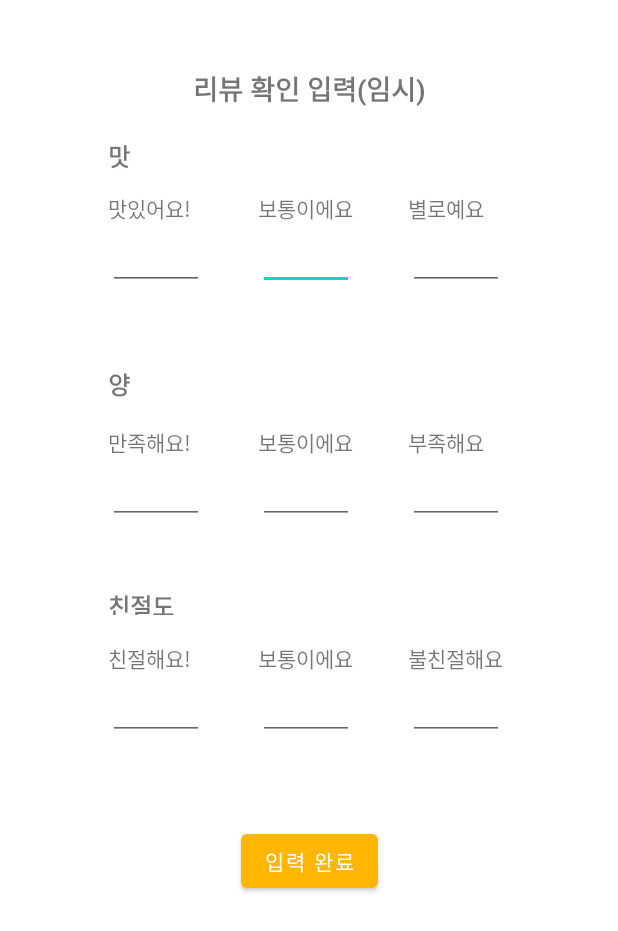
After one commit to Capstone-FoodDeuk/Fooddeuk-Android, an Android app: the InputReviewActivity screen opened directly, with no data from a screen before it, on a phone screen of 412 x 824 dp. The commit adds this screen. Shown: the top 931 px of the screen. Run offline under Robolectric (Android 15) with nearby library versions, the phone set to English and light mode, and no system bars.

Commit message:
리뷰 확인 초기 세팅

```diff
--- a/app/src/main/AndroidManifest.xml
+++ b/app/src/main/AndroidManifest.xml
@@ -14,7 +14,9 @@
         android:roundIcon="@mipmap/ic_launcher_round"
         android:supportsRtl="true"
         android:theme="@style/Theme.Fooddeukandroid">
-        <activity android:name=".detail.TruckDetailActivity"></activity>
+        <activity android:name=".review.CheckReviewActivity"></activity>
+        <activity android:name=".review.InputReviewActivity" />
+        <activity android:name=".detail.TruckDetailActivity" />
         <activity android:name=".map.MapActivity" />
         <activity android:name=".login.LoginActivity" />
         <activity android:name=".login.UserTypeSelectActivity" />
--- a/app/src/main/java/com/seoultech/fooddeuk/MainActivity.kt
+++ b/app/src/main/java/com/seoultech/fooddeuk/MainActivity.kt
@@ -8,6 +8,7 @@ import com.seoultech.fooddeuk.detail.TruckDetailActivity
 import com.seoultech.fooddeuk.intro.IntroCEOActivity
 import com.seoultech.fooddeuk.intro.IntroCustomerActivity
 import com.seoultech.fooddeuk.map.MapActivity
+import com.seoultech.fooddeuk.review.InputReviewActivity
 import com.seoultech.fooddeuk.review.InputStoreActivity
 
 class MainActivity : AppCompatActivity() {
@@ -32,7 +33,7 @@ class MainActivity : AppCompatActivity() {
             val intent = Intent(this, IntroCEOActivity::class.java)
             startActivity(intent)
         }
-        binding.tmpReview.setOnClickListener {
+        binding.tmpWriteReview.setOnClickListener {
             val intent = Intent(this, InputStoreActivity::class.java)
             startActivity(intent)
         }
@@ -44,5 +45,9 @@ class MainActivity : AppCompatActivity() {
             val intent = Intent(this, TruckDetailActivity::class.java)
             startActivity(intent)
         }
+        binding.tmpCheckReview.setOnClickListener {
+            val intent = Intent(this, InputReviewActivity::class.java)
+            startActivity(intent)
+        }
     }
 }
--- /dev/null
+++ b/app/src/main/java/com/seoultech/fooddeuk/review/CheckReviewActivity.kt
@@ -0,0 +1,34 @@
+package com.seoultech.fooddeuk.review
+
+import androidx.appcompat.app.AppCompatActivity
+import android.os.Bundle
+import com.seoultech.fooddeuk.R
+import com.seoultech.fooddeuk.databinding.ActivityCheckReviewBinding
+
+class CheckReviewActivity : AppCompatActivity() {
+
+    private lateinit var binding: ActivityCheckReviewBinding
+
+    override fun onCreate(savedInstanceState: Bundle?) {
+        super.onCreate(savedInstanceState)
+        setContentView(R.layout.activity_main)
+        binding = ActivityCheckReviewBinding.inflate(layoutInflater)
+        val view = binding.root
+        setContentView(view)
+
+        val intent = intent
+        val tasteGood = intent.getStringExtra("tasteGood")
+        val tasteSoSo = intent.getStringExtra("tasteSoSo")
+        val tasteBad = intent.getStringExtra("tasteBad")
+        val amountGood = intent.getStringExtra("amountGood")
+        val amountSoSo = intent.getStringExtra("amountSoSo")
+        val amountBad = intent.getStringExtra("amountBad")
+        val kindGood = intent.getStringExtra("kindGood")
+        val kindSoSo = intent.getStringExtra("kindSoSo")
+        val kindBad = intent.getStringExtra("kindBad")
+
+        //TODO:퍼센티지 가져오기
+
+
+    }
+}
--- /dev/null
+++ b/app/src/main/java/com/seoultech/fooddeuk/review/InputReviewActivity.kt
@@ -0,0 +1,35 @@
+package com.seoultech.fooddeuk.review
+
+import android.content.Intent
+import androidx.appcompat.app.AppCompatActivity
+import android.os.Bundle
+import android.util.Log
+import com.seoultech.fooddeuk.R
+import com.seoultech.fooddeuk.databinding.ActivityInputReviewBinding
+
+class InputReviewActivity : AppCompatActivity() {
+
+    private lateinit var binding: ActivityInputReviewBinding
+
+    override fun onCreate(savedInstanceState: Bundle?) {
+        super.onCreate(savedInstanceState)
+        setContentView(R.layout.activity_main)
+        binding = ActivityInputReviewBinding.inflate(layoutInflater)
+        val view = binding.root
+        setContentView(view)
+
+        binding.btnInputOk.setOnClickListener {
+            val intent = Intent(this, CheckReviewActivity::class.java)
+            intent.putExtra("tasteGood", binding.etTasteGood.text)
+            intent.putExtra("tasteSoSo", binding.etTasteGood.text)
+            intent.putExtra("tasteBad", binding.etTasteGood.text)
+            intent.putExtra("amountGood", binding.etTasteGood.text)
+            intent.putExtra("amountSoSo", binding.etTasteGood.text)
+            intent.putExtra("amountBad", binding.etTasteGood.text)
+            intent.putExtra("kindGood", binding.etTasteGood.text)
+            intent.putExtra("kindSoSo", binding.etTasteGood.text)
+            intent.putExtra("kindBad", binding.etTasteGood.text)
+            startActivity(intent)
+        }
+    }
+}
--- /dev/null
+++ b/app/src/main/res/layout/activity_check_review.xml
@@ -0,0 +1,9 @@
+<?xml version="1.0" encoding="utf-8"?>
+<androidx.constraintlayout.widget.ConstraintLayout xmlns:android="http://schemas.android.com/apk/res/android"
+    xmlns:app="http://schemas.android.com/apk/res-auto"
+    xmlns:tools="http://schemas.android.com/tools"
+    android:layout_width="match_parent"
+    android:layout_height="match_parent"
+    tools:context=".review.CheckReviewActivity">
+
+</androidx.constraintlayout.widget.ConstraintLayout>
--- /dev/null
+++ b/app/src/main/res/layout/activity_input_review.xml
@@ -0,0 +1,255 @@
+<?xml version="1.0" encoding="utf-8"?>
+<androidx.constraintlayout.widget.ConstraintLayout xmlns:android="http://schemas.android.com/apk/res/android"
+    xmlns:app="http://schemas.android.com/apk/res-auto"
+    xmlns:tools="http://schemas.android.com/tools"
+    android:layout_width="match_parent"
+    android:layout_height="match_parent"
+    tools:context=".review.InputReviewActivity">
+
+    <EditText
+        android:id="@+id/et_taste_soso"
+        android:layout_width="wrap_content"
+        android:layout_height="wrap_content"
+        android:layout_marginStart="172dp"
+        android:layout_marginTop="148dp"
+        android:ems="3"
+        android:inputType="textPersonName"
+        app:layout_constraintStart_toStartOf="parent"
+        app:layout_constraintTop_toTopOf="parent" />
+
+    <TextView
+        android:id="@+id/tv_taste_good"
+        android:layout_width="wrap_content"
+        android:layout_height="wrap_content"
+        android:layout_marginStart="72dp"
+        android:layout_marginTop="128dp"
+        android:text="맛있어요!"
+        app:layout_constraintStart_toStartOf="parent"
+        app:layout_constraintTop_toTopOf="parent" />
+
+    <TextView
+        android:id="@+id/tv_taste_soso"
+        android:layout_width="wrap_content"
+        android:layout_height="wrap_content"
+        android:layout_marginStart="172dp"
+        android:layout_marginTop="128dp"
+        android:text="보통이에요"
+        app:layout_constraintStart_toStartOf="parent"
+        app:layout_constraintTop_toTopOf="parent" />
+
+    <TextView
+        android:id="@+id/tv_kind_soso"
+        android:layout_width="wrap_content"
+        android:layout_height="wrap_content"
+        android:layout_marginStart="172dp"
+        android:layout_marginTop="428dp"
+        android:text="보통이에요"
+        app:layout_constraintStart_toStartOf="parent"
+        app:layout_constraintTop_toTopOf="parent" />
+
+    <TextView
+        android:id="@+id/tv_kind_good"
+        android:layout_width="wrap_content"
+        android:layout_height="wrap_content"
+        android:layout_marginStart="72dp"
+        android:layout_marginTop="428dp"
+        android:text="친절해요!"
+        app:layout_constraintStart_toStartOf="parent"
+        app:layout_constraintTop_toTopOf="parent" />
+
+    <TextView
+        android:id="@+id/tv_taste"
+        android:layout_width="wrap_content"
+        android:layout_height="wrap_content"
+        android:layout_marginStart="72dp"
+        android:layout_marginTop="92dp"
+        android:text="맛"
+        android:textSize="16sp"
+        android:textStyle="bold"
+        app:layout_constraintStart_toStartOf="parent"
+        app:layout_constraintTop_toTopOf="parent" />
+
+    <EditText
+        android:id="@+id/et_amount_good"
+        android:layout_width="wrap_content"
+        android:layout_height="wrap_content"
+        android:layout_marginStart="72dp"
+        android:layout_marginTop="304dp"
+        android:ems="3"
+        android:inputType="textPersonName"
+        app:layout_constraintStart_toStartOf="parent"
+        app:layout_constraintTop_toTopOf="parent" />
+
+    <EditText
+        android:id="@+id/et_kind_good"
+        android:layout_width="wrap_content"
+        android:layout_height="wrap_content"
+        android:layout_marginStart="72dp"
+        android:layout_marginTop="448dp"
+        android:ems="3"
+        android:inputType="textPersonName"
+        app:layout_constraintStart_toStartOf="parent"
+        app:layout_constraintTop_toTopOf="parent" />
+
+    <EditText
+        android:id="@+id/et_amount_bad"
+        android:layout_width="wrap_content"
+        android:layout_height="wrap_content"
+        android:layout_marginStart="272dp"
+        android:layout_marginTop="304dp"
+        android:ems="3"
+        android:inputType="textPersonName"
+        app:layout_constraintStart_toStartOf="parent"
+        app:layout_constraintTop_toTopOf="parent" />
+
+    <TextView
+        android:id="@+id/tv_kind_bad"
+        android:layout_width="wrap_content"
+        android:layout_height="wrap_content"
+        android:layout_marginStart="272dp"
+        android:layout_marginTop="428dp"
+        android:text="불친절해요"
+        app:layout_constraintStart_toStartOf="parent"
+        app:layout_constraintTop_toTopOf="parent" />
+
+    <EditText
+        android:id="@+id/et_amount_soso"
+        android:layout_width="wrap_content"
+        android:layout_height="wrap_content"
+        android:layout_marginStart="172dp"
+        android:layout_marginTop="304dp"
+        android:ems="3"
+        android:inputType="textPersonName"
+        app:layout_constraintStart_toStartOf="parent"
+        app:layout_constraintTop_toTopOf="parent" />
+
+    <EditText
+        android:id="@+id/et_taste_good"
+        android:layout_width="wrap_content"
+        android:layout_height="wrap_content"
+        android:layout_marginStart="72dp"
+        android:layout_marginTop="148dp"
+        android:ems="3"
+        android:inputType="textPersonName"
+        app:layout_constraintStart_toStartOf="parent"
+        app:layout_constraintTop_toTopOf="parent" />
+
+    <TextView
+        android:id="@+id/tv_amount_bad"
+        android:layout_width="wrap_content"
+        android:layout_height="wrap_content"
+        android:layout_marginStart="272dp"
+        android:layout_marginTop="284dp"
+        android:text="부족해요"
+        app:layout_constraintStart_toStartOf="parent"
+        app:layout_constraintTop_toTopOf="parent" />
+
+    <TextView
+        android:id="@+id/tv_kind"
+        android:layout_width="wrap_content"
+        android:layout_height="18dp"
+        android:layout_marginStart="72dp"
+        android:layout_marginTop="392dp"
+        android:text="친절도"
+        android:textSize="16sp"
+        android:textStyle="bold"
+        app:layout_constraintStart_toStartOf="parent"
+        app:layout_constraintTop_toTopOf="parent" />
+
+    <TextView
+        android:id="@+id/tv_taste_bad"
+        android:layout_width="wrap_content"
+        android:layout_height="wrap_content"
+        android:layout_marginStart="272dp"
+        android:layout_marginTop="128dp"
+        android:text="별로예요"
+        app:layout_constraintStart_toStartOf="parent"
+        app:layout_constraintTop_toTopOf="parent" />
+
+    <TextView
+        android:id="@+id/tv_amount_good"
+        android:layout_width="wrap_content"
+        android:layout_height="wrap_content"
+        android:layout_marginStart="72dp"
+        android:layout_marginTop="284dp"
+        android:text="만족해요!"
+        app:layout_constraintStart_toStartOf="parent"
+        app:layout_constraintTop_toTopOf="parent" />
+
+    <EditText
+        android:id="@+id/et_kind_bad"
+        android:layout_width="wrap_content"
+        android:layout_height="wrap_content"
+        android:layout_marginStart="272dp"
+        android:layout_marginTop="448dp"
+        android:ems="3"
+        android:inputType="textPersonName"
+        app:layout_constraintStart_toStartOf="parent"
+        app:layout_constraintTop_toTopOf="parent" />
+
+    <EditText
+        android:id="@+id/et_kind_soso"
+        android:layout_width="wrap_content"
+        android:layout_height="wrap_content"
+        android:layout_marginStart="172dp"
+        android:layout_marginTop="448dp"
+        android:ems="3"
+        android:inputType="textPersonName"
+        app:layout_constraintStart_toStartOf="parent"
+        app:layout_constraintTop_toTopOf="parent" />
+
+    <TextView
+        android:id="@+id/tv_amount"
+        android:layout_width="wrap_content"
+        android:layout_height="wrap_content"
+        android:layout_marginStart="72dp"
+        android:layout_marginTop="244dp"
+        android:text="양"
+        android:textSize="16sp"
+        android:textStyle="bold"
+        app:layout_constraintStart_toStartOf="parent"
+        app:layout_constraintTop_toTopOf="parent" />
+
+    <TextView
+        android:id="@+id/tv_amount_soso"
+        android:layout_width="wrap_content"
+        android:layout_height="wrap_content"
+        android:layout_marginStart="172dp"
+        android:layout_marginTop="284dp"
+        android:text="보통이에요"
+        app:layout_constraintStart_toStartOf="parent"
+        app:layout_constraintTop_toTopOf="parent" />
+
+    <EditText
+        android:id="@+id/et_taste_bad"
+        android:layout_width="wrap_content"
+        android:layout_height="wrap_content"
+        android:layout_marginStart="272dp"
+        android:layout_marginTop="148dp"
+        android:ems="3"
+        android:inputType="textPersonName"
+        app:layout_constraintStart_toStartOf="parent"
+        app:layout_constraintTop_toTopOf="parent" />
+
+    <Button
+        android:id="@+id/btn_input_ok"
+        android:layout_width="wrap_content"
+        android:layout_height="wrap_content"
+        android:layout_marginTop="550dp"
+        android:text="입력 완료"
+        app:layout_constraintEnd_toEndOf="parent"
+        app:layout_constraintStart_toStartOf="parent"
+        app:layout_constraintTop_toTopOf="parent" />
+
+    <TextView
+        android:id="@+id/tv_review_input_title"
+        android:layout_width="wrap_content"
+        android:layout_height="wrap_content"
+        android:layout_marginTop="45dp"
+        android:text="리뷰 확인 입력(임시)"
+        android:textSize="18sp"
+        android:textStyle="bold"
+        app:layout_constraintEnd_toEndOf="parent"
+        app:layout_constraintStart_toStartOf="parent"
+        app:layout_constraintTop_toTopOf="parent" />
+</androidx.constraintlayout.widget.ConstraintLayout>
--- a/app/src/main/res/layout/activity_main.xml
+++ b/app/src/main/res/layout/activity_main.xml
@@ -27,7 +27,7 @@
         app:layout_constraintTop_toBottomOf="@+id/tmp_guide_button_customer" />
 
     <Button
-        android:id="@+id/tmp_review"
+        android:id="@+id/tmp_write_review"
         android:layout_width="wrap_content"
         android:layout_height="wrap_content"
         android:text="리뷰 작성 뷰로 임시 이동 버튼"
@@ -37,7 +37,7 @@
 
     <Button
         android:id="@+id/tmp_map"
-        app:layout_constraintTop_toBottomOf="@+id/tmp_review"
+        app:layout_constraintTop_toBottomOf="@+id/tmp_write_review"
         app:layout_constraintStart_toStartOf="parent"
         app:layout_constraintEnd_toEndOf="parent"
         android:layout_width="wrap_content"
@@ -46,11 +46,21 @@
 
     <Button
         android:id="@+id/tmp_truck_detail"
-        app:layout_constraintTop_toBottomOf="@+id/tmp_map"
-        app:layout_constraintStart_toStartOf="parent"
-        app:layout_constraintEnd_toEndOf="parent"
         android:layout_width="wrap_content"
         android:layout_height="wrap_content"
-        android:text="트럭 상세보기 임시 이동"/>
+        android:text="트럭 상세보기 임시 이동"
+        app:layout_constraintEnd_toEndOf="parent"
+        app:layout_constraintStart_toStartOf="parent"
+        app:layout_constraintTop_toBottomOf="@+id/tmp_map" />
+
+    <Button
+        android:id="@+id/tmp_check_review"
+        android:layout_width="wrap_content"
+        android:layout_height="wrap_content"
+        android:text="리뷰 확인 임시 이동 버튼"
+        app:layout_constraintEnd_toEndOf="parent"
+        app:layout_constraintHorizontal_bias="0.498"
+        app:layout_constraintStart_toStartOf="parent"
+        app:layout_constraintTop_toBottomOf="@+id/tmp_truck_detail" />
 
 </androidx.constraintlayout.widget.ConstraintLayout>
```
